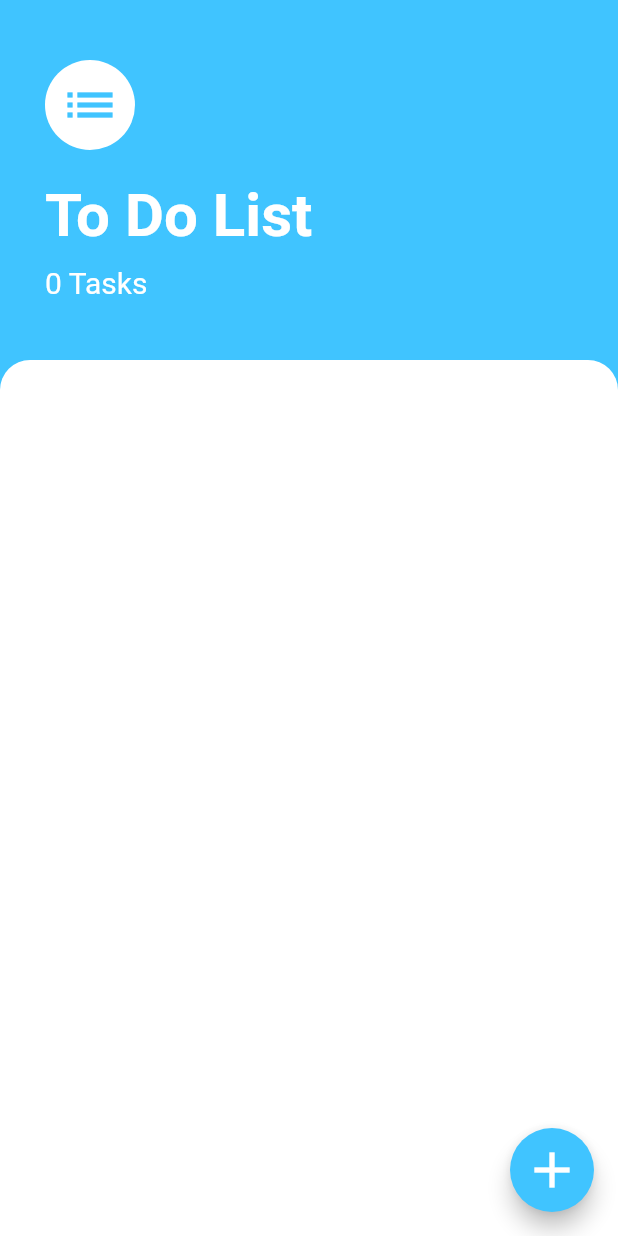
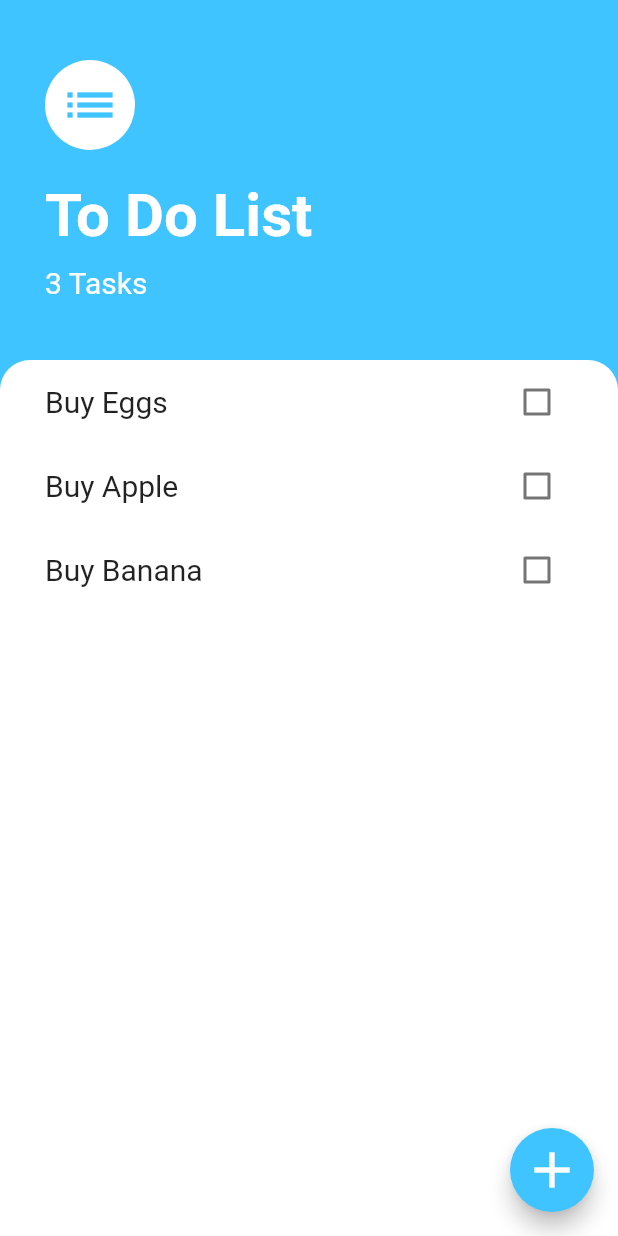
Before and after one commit to Deepak2-0/ToDoListFLutterApp, a Flutter app: the screen it shows after launch, on a phone screen of 412 x 824 dp. Run offline on Flutter 3.47's test engine with Material 2 defaults, Android fonts, the phone set to English and light mode, and no system bars.

Commit message:
did some changes for making better code and alos implemeted delete functionality using long press

```diff
--- a/lib/modal/tasks.dart
+++ b/lib/modal/tasks.dart
@@ -1,26 +1,41 @@
+import 'dart:collection';
+
 import 'package:flutter/material.dart';
 import 'package:to_do_list/modal/task.dart';
 
 class Tasks extends ChangeNotifier {
-  List<Task> tasks = [];
+  //underscore makes it private and thus tasks will not be accessible directly outside this class and thus
+  // will not lead to bugs
+  List<Task> _tasks = [
+    Task(task: 'Buy Eggs'),
+    Task(task: 'Buy Apple'),
+    Task(task: 'Buy Banana'),
+  ];
 
-  /// List of task .
-  List<Task> get items => tasks.toList();
+  // Public tasks
+  //used UnmodifiableListView instead of List as later we can use tasks.add(Task('Buy Sugar');
+  UnmodifiableListView<Task> get tasks {
+    return UnmodifiableListView(_tasks);
+  }
 
-  addTask(String newTask) {
-    tasks.add(Task(task: newTask));
+  void addTask(String newTask) {
+    _tasks.add(Task(task: newTask));
     notifyListeners();
   }
 
-  toggleATask(int taskIndex) {
-    if (tasks.length > taskIndex) {
-      tasks[taskIndex].toggleTask();
+  int getLength() {
+    return _tasks.length;
+  }
+
+  void toggleATask(int taskIndex) {
+    if (_tasks.length > taskIndex) {
+      _tasks[taskIndex].toggleTask();
       notifyListeners();
     }
   }
 
-  // int tasksLength() {
-  //   return tasks.length;
-  //   notifyListeners();
-  // }
+  void deleteTask(Task task) {
+    _tasks.remove(task);
+    notifyListeners();
+  }
 }
--- a/lib/screens/task_screen.dart
+++ b/lib/screens/task_screen.dart
@@ -6,30 +6,13 @@ import 'package:to_do_list/widgets/tasks_list.dart';
 import '../constants.dart';
 import 'add_task_screen.dart';
 
-class TaskScreen extends StatefulWidget {
-  const TaskScreen({Key? key}) : super(key: key);
-
+class TaskScreen extends StatelessWidget {
   static String url = "/";
 
-  @override
-  _TaskScreenState createState() => _TaskScreenState();
-}
-
-class _TaskScreenState extends State<TaskScreen> {
-  // List<Task> tasks = [
-  //   Task(task: "Buy Eggs"),
-  //   Task(task: "Buy Bread"),
-  //   Task(task: "Buy Milk"),
-  //   Task(task: "Buy Banana"),
-  // ];
-  //
-  // void addTask(String task) {
-  //   setState(() {
-  //     tasks.add(
-  //       Task(task: task),
-  //     );
-  //   });
-  // }
+  getText(int length) {
+    if (length <= 1) return '$length Task';
+    return '$length Tasks';
+  }
 
   @override
   Widget build(BuildContext context) {
@@ -80,9 +63,9 @@ class _TaskScreenState extends State<TaskScreen> {
                   height: 10,
                 ),
                 Consumer<Tasks>(
-                  builder: (context, tasks, child) {
+                  builder: (context, tasksData, child) {
                     return Text(
-                      '${tasks.items.length} Tasks',
+                      getText(tasksData.getLength()),
                       style: TextStyle(color: Colors.white, fontSize: 20),
                     );
                   },
--- a/lib/widgets/task_tile.dart
+++ b/lib/widgets/task_tile.dart
@@ -1,24 +1,57 @@
 import 'package:flutter/material.dart';
 
+//NOT USING CONSUMER AGAIN HERE AS WE NEEDED CONSUMER IN task_list, so its better to use it a single place
+// then  pass down its data
 class TaskTile extends StatelessWidget {
   final bool isTaskComplete;
   final Function toggleCheckbox;
   final String task;
+  final Function deleteTask;
 
-  TaskTile(
-      {required this.isTaskComplete,
-      required this.toggleCheckbox,
-      required this.task});
+  TaskTile({
+    required this.isTaskComplete,
+    required this.toggleCheckbox,
+    required this.task,
+    required this.deleteTask,
+  });
 
   @override
   Widget build(BuildContext context) {
     return ListTile(
       contentPadding: EdgeInsets.all(0),
-      title: Text(
-        task,
-        style: TextStyle(
-          fontSize: 20,
-          decoration: isTaskComplete ? TextDecoration.lineThrough : null,
+      title: GestureDetector(
+        onLongPress: () {
+          showDialog(
+            context: context,
+            builder: (BuildContext context) {
+              return AlertDialog(
+                title: Text("Are you sure you want to delete the below task?"),
+                content: Text('$task'),
+                actions: <Widget>[
+                  TextButton(
+                    child: Text("Delete"),
+                    onPressed: () {
+                      deleteTask();
+                      Navigator.of(context).pop();
+                    },
+                  ),
+                  TextButton(
+                    child: Text("Close"),
+                    onPressed: () {
+                      Navigator.of(context).pop();
+                    },
+                  ),
+                ],
+              );
+            },
+          );
+        },
+        child: Text(
+          task,
+          style: TextStyle(
+            fontSize: 20,
+            decoration: isTaskComplete ? TextDecoration.lineThrough : null,
+          ),
         ),
       ),
       trailing: Checkbox(
--- a/lib/widgets/tasks_list.dart
+++ b/lib/widgets/tasks_list.dart
@@ -4,36 +4,26 @@ import 'package:provider/provider.dart';
 import 'package:to_do_list/modal/tasks.dart';
 import 'package:to_do_list/widgets/task_tile.dart';
 
-class TasksList extends StatefulWidget {
-  const TasksList({Key? key}) : super(key: key);
-
-  // final List<Task> tasks;
-
-  @override
-  _TasksListState createState() => _TasksListState();
-}
-
-class _TasksListState extends State<TasksList> {
+class TasksList extends StatelessWidget {
   @override
   Widget build(BuildContext context) {
-    // This gets the current state of Tasks and also tells Flutter
-    // to rebuild this widget when Tasks notifies listeners (in other words,
-    // when it changes).
-    var tasks = context.watch<Tasks>();
-
+    return Consumer<Tasks>(builder: (context, tasksData, child) {
       return ListView.builder(
-      itemCount: tasks.items.length,
+        itemCount: tasksData.getLength(),
         itemBuilder: (BuildContext context, int index) {
+          final taskItem = tasksData.tasks[index];
           return TaskTile(
-          isTaskComplete: tasks.items[index].isTaskComplete,
-          task: tasks.items[index].task,
+            isTaskComplete: taskItem.isTaskComplete,
+            task: taskItem.task,
             toggleCheckbox: (value) {
-            setState(() {
-              tasks.items[index].toggleTask();
-            });
+              tasksData.toggleATask(index);
+            },
+            deleteTask: () {
+              tasksData.deleteTask(taskItem);
             },
           );
         },
       );
+    });
   }
 }
```
Lines whose indentation alone changed are shown as unchanged.
